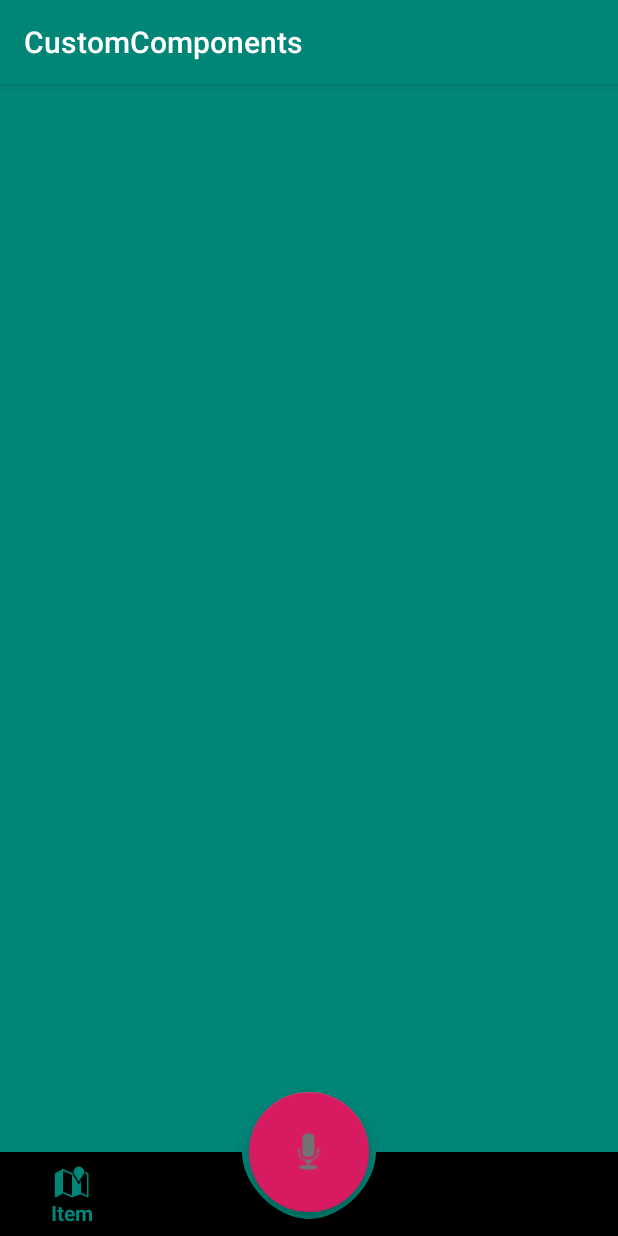
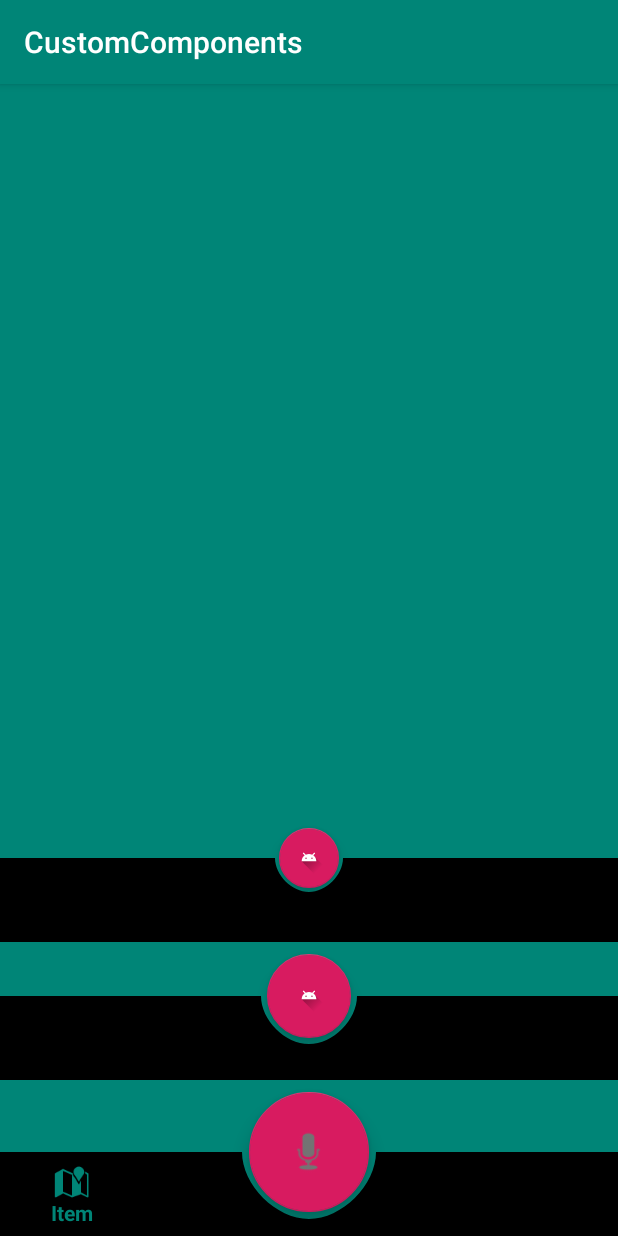
Before and after one commit to mmferariz/CustomComponentsLibChemasmas, an Android app: the screen it shows after launch (MainActivity), on a phone screen of 412 x 824 dp. Run offline under Robolectric (Android 15) with nearby library versions, the phone set to English and light mode, and no system bars.

Commit message:
v0.0.5
Build Update (Cambio a Android X)

```diff
--- a/app/src/main/res/layout/activity_main.xml
+++ b/app/src/main/res/layout/activity_main.xml
@@ -1,5 +1,6 @@
 <?xml version="1.0" encoding="utf-8"?>
-<android.support.constraint.ConstraintLayout xmlns:android="http://schemas.android.com/apk/res/android"
+    <androidx.constraintlayout.widget.ConstraintLayout
+        xmlns:android="http://schemas.android.com/apk/res/android"
         xmlns:app="http://schemas.android.com/apk/res-auto"
         xmlns:tools="http://schemas.android.com/tools"
         android:layout_width="match_parent"
@@ -8,6 +9,7 @@
         tools:context=".MainActivity">
 
     <com.chemasmas.customcomponentslibrary.components.CurvedBottomNavigationView
+            android:id="@+id/curvedBottomNavigationView2"
             android:layout_width="match_parent"
             android:layout_height="wrap_content"
             app:layout_constraintBottom_toBottomOf="parent"
@@ -31,4 +33,51 @@
             app:maxImageSize="35dp"
             app:srcCompat="@android:drawable/ic_btn_speak_now" />
 
-</android.support.constraint.ConstraintLayout>
+    <com.chemasmas.customcomponentslibrary.components.CurvedBottomNavigationView
+            android:id="@+id/curvedBottomNavigationView"
+            android:layout_width="0dp"
+            android:layout_height="wrap_content"
+            android:layout_marginBottom="8dp"
+            app:layout_constraintBottom_toTopOf="@+id/floatingActionButton"
+            app:layout_constraintEnd_toEndOf="parent"
+            app:layout_constraintStart_toStartOf="parent"
+            app:radioSize="32dp">
+
+    </com.chemasmas.customcomponentslibrary.components.CurvedBottomNavigationView>
+
+    <com.google.android.material.floatingactionbutton.FloatingActionButton
+            android:id="@+id/floatingActionButton2"
+            android:layout_width="wrap_content"
+            android:layout_height="wrap_content"
+            android:layout_marginBottom="28dp"
+            android:clickable="true"
+            app:fabSize="normal"
+            app:layout_constraintBottom_toBottomOf="@+id/curvedBottomNavigationView"
+            app:layout_constraintEnd_toEndOf="@+id/curvedBottomNavigationView"
+            app:layout_constraintHorizontal_bias="0.5"
+            app:layout_constraintStart_toStartOf="@+id/curvedBottomNavigationView"
+            app:srcCompat="@drawable/ic_launcher_foreground" />
+
+    <com.chemasmas.customcomponentslibrary.components.CurvedBottomNavigationView
+            android:id="@+id/curvedBottomNavigationView3"
+            android:layout_width="0dp"
+            android:layout_height="wrap_content"
+            android:layout_marginBottom="8dp"
+            app:layout_constraintBottom_toTopOf="@+id/floatingActionButton2"
+            app:layout_constraintEnd_toEndOf="parent"
+            app:layout_constraintStart_toStartOf="parent"
+            app:radioSize="23dp" />
+
+    <com.google.android.material.floatingactionbutton.FloatingActionButton
+            android:id="@+id/floatingActionButton3"
+            android:layout_width="wrap_content"
+            android:layout_height="wrap_content"
+            android:layout_marginBottom="36dp"
+            android:clickable="true"
+            app:fabSize="mini"
+            app:layout_constraintBottom_toBottomOf="@+id/curvedBottomNavigationView3"
+            app:layout_constraintEnd_toEndOf="parent"
+            app:layout_constraintStart_toStartOf="parent"
+            app:srcCompat="@drawable/ic_launcher_foreground" />
+
+</androidx.constraintlayout.widget.ConstraintLayout>
--- a/customcomponentslibrary/src/main/java/com/chemasmas/customcomponentslibrary/components/CurvedBottomNavigationView.kt
+++ b/customcomponentslibrary/src/main/java/com/chemasmas/customcomponentslibrary/components/CurvedBottomNavigationView.kt
@@ -22,13 +22,13 @@ class CurvedBottomNavigationView :
 
     private fun init(attrs: AttributeSet?, defStyle: Int?) {
 
-        var ta:TypedArray = if(defStyle== null){
+        val ta:TypedArray = if(defStyle== null){
             context.obtainStyledAttributes(
                 attrs,R.styleable.CurvedBottomNavigationView
             )
         }else{
             context.obtainStyledAttributes(
-                attrs, R.styleable.CurvedBottomNavigationView, defStyle!!, 0
+                attrs, R.styleable.CurvedBottomNavigationView, defStyle, 0
             )
         }
 
@@ -76,6 +76,7 @@ class CurvedBottomNavigationView :
         //mPaint.style = Paint.Style.FILL_AND_STROKE
         //mPaint.color = Color.WHITE
         setBackgroundColor(Color.TRANSPARENT)
+
     }
 
     override fun onLayout(changed: Boolean, left: Int, top: Int, right: Int, bottom: Int) {
```
Also changed, not shown: app/build.gradle (+6 -5 lines), app/src/main/AndroidManifest.xml (+6 -2 lines), build.gradle (+4 -3 lines), customcomponentslibrary/build.gradle (+53 -17 lines), gradle/wrapper/gradle-wrapper.properties.
